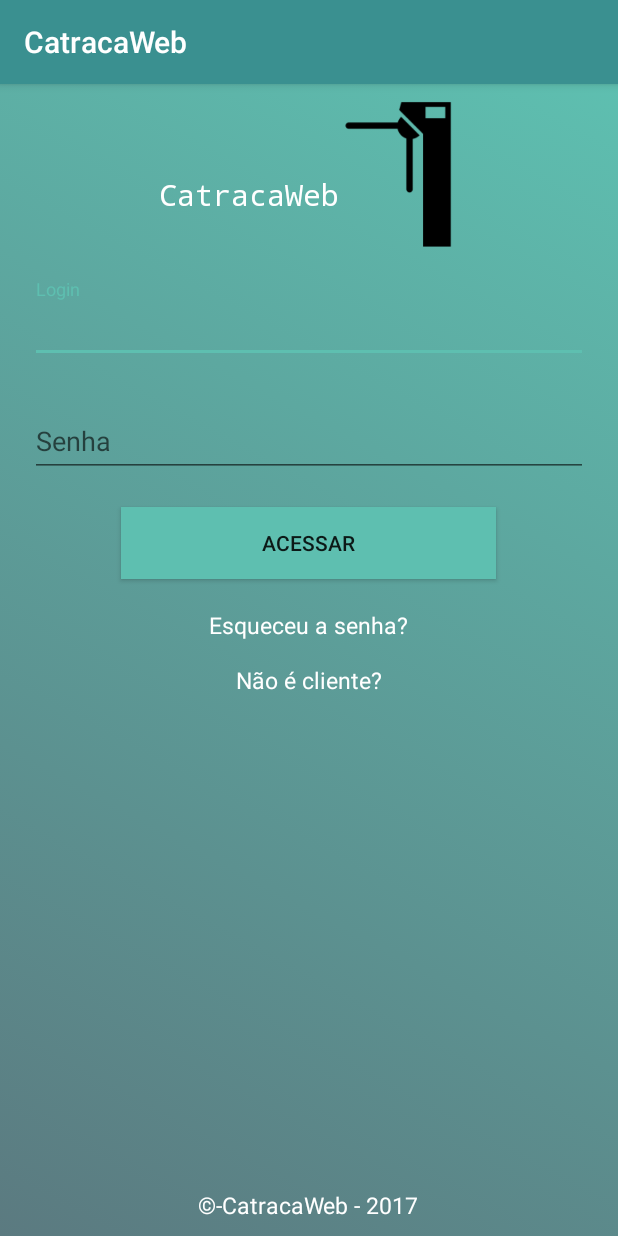
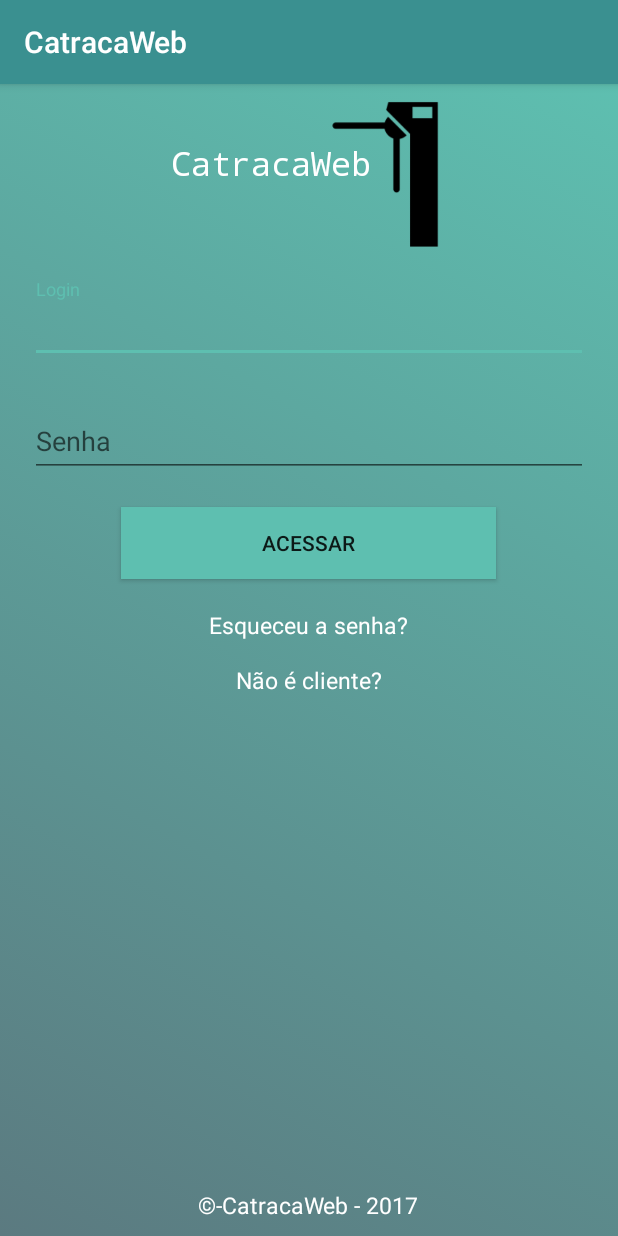
Before and after one commit to rafafreitas/catraca_web_app, an Android app: the screen it shows after launch (MainActivity), on a phone screen of 412 x 824 dp. Run offline under Robolectric (Android 15) with nearby library versions, the phone set to English and light mode, and no system bars.

Commit message:
Layout da tela de login concluído.

```diff
--- a/app/src/main/res/layout/activity_main.xml
+++ b/app/src/main/res/layout/activity_main.xml
@@ -23,14 +23,15 @@
             android:gravity="center"
             android:text="@string/app_name_ok"
             android:textColor="@color/colorWhite"
-            android:textSize="20dp"
-            android:layout_marginTop="50dp"
+            android:textSize="22dp"
+            android:layout_marginTop="28dp"
             />
 
         <ImageView
             android:layout_width="80dp"
             android:layout_height="100dp"
             android:layout_toRightOf="@+id/txt"
+            android:layout_marginLeft="-30dp"
             android:src="@drawable/catraca_01"
             />
     </RelativeLayout>
```
